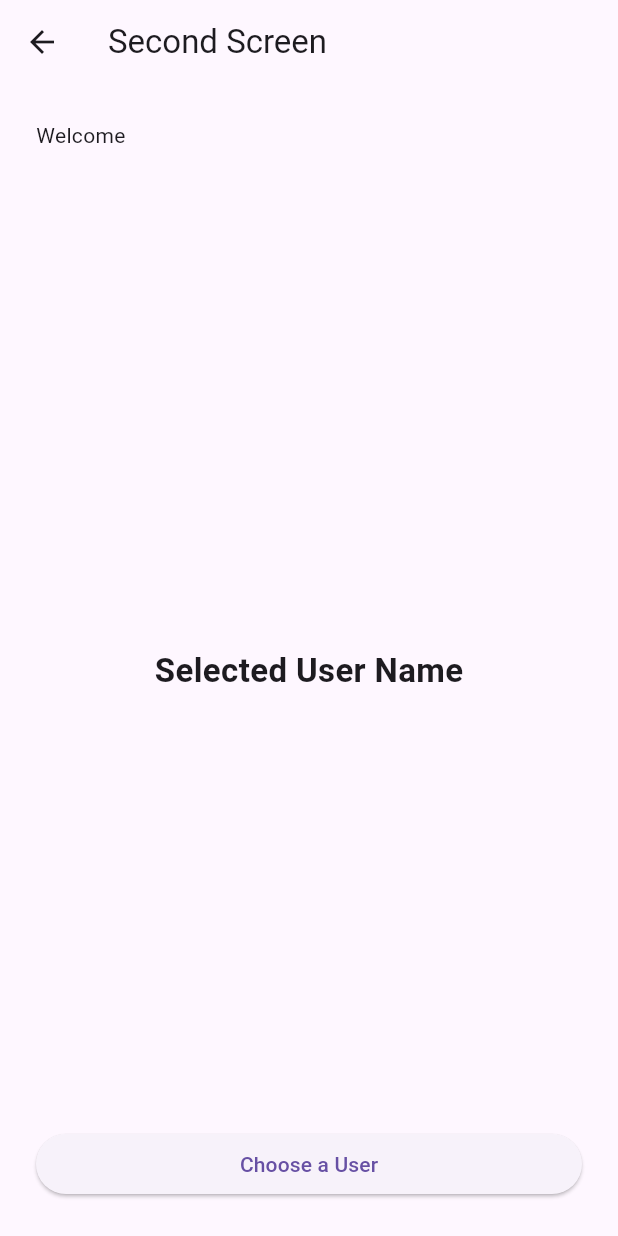
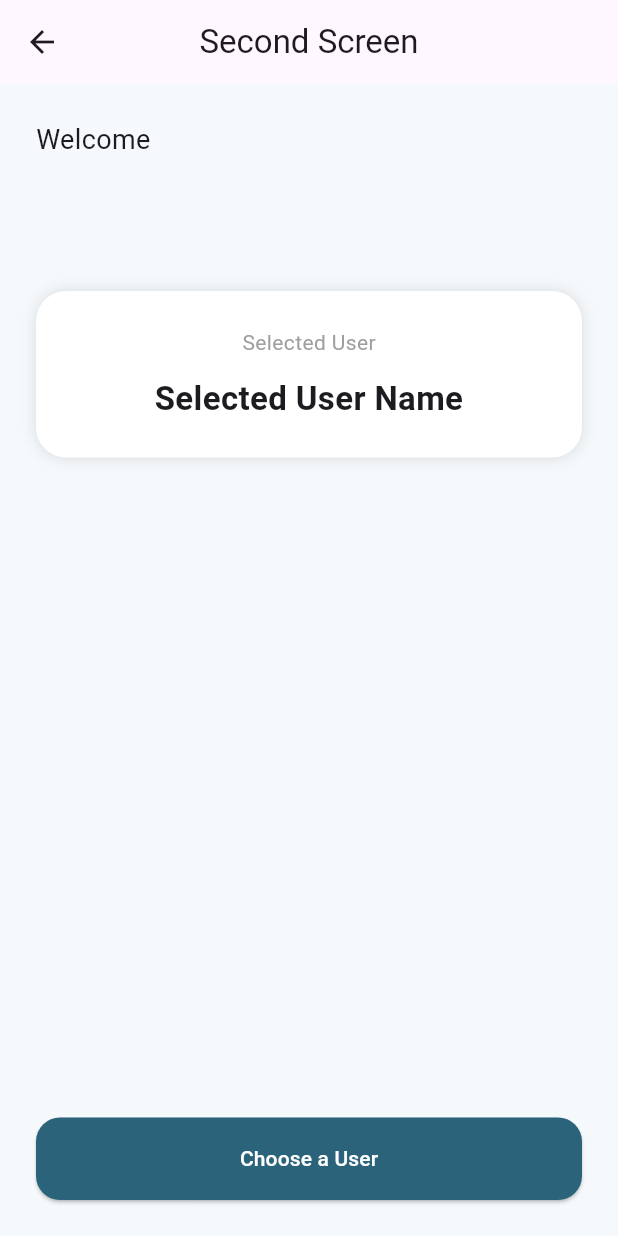
Before and after one commit to denden09/suitmedia_test, a Flutter app: the screen it shows after launch, after a tap on "NEXT", on a phone screen of 412 x 824 dp. Run offline on Flutter 3.47's test engine with Material 3 defaults, Android fonts, the phone set to English and light mode, and no system bars; network calls fail.

Commit message:
second screen design

```diff
--- a/lib/screens/second_screen.dart
+++ b/lib/screens/second_screen.dart
@@ -4,8 +4,7 @@ import 'package:provider/provider.dart';
 import '../providers/user_provider.dart';
 import 'third_screen.dart';
 
-class SecondScreen
-    extends StatelessWidget {
+class SecondScreen extends StatelessWidget {
   final String name;
 
   const SecondScreen({
@@ -14,47 +13,81 @@ class SecondScreen
   });
 
   @override
-  Widget build(
-      BuildContext context) {
+  Widget build(BuildContext context) {
     return Scaffold(
+      backgroundColor:
+          const Color(0xFFF5F9FC),
       appBar: AppBar(
         title:
             const Text("Second Screen"),
+        centerTitle: true,
       ),
-      body: Padding(
+      body: Consumer<UserProvider>(
+        builder: (context, provider, _) {
+          return Padding(
             padding:
                 const EdgeInsets.all(24),
-        child: Consumer<
-            UserProvider>(
-          builder: (
-            context,
-            provider,
-            child,
-          ) {
-            return Column(
+            child: Column(
               crossAxisAlignment:
                   CrossAxisAlignment
                       .start,
               children: [
                 const Text(
-                    "Welcome"),
-                const SizedBox(
-                    height: 8),
+                  "Welcome",
+                  style: TextStyle(
+                    fontSize: 18,
+                  ),
+                ),
+                const SizedBox(height: 8),
                 Text(
                   name,
                   style:
                       const TextStyle(
-                    fontSize: 24,
+                    fontSize: 28,
                     fontWeight:
-                        FontWeight
-                            .bold,
+                        FontWeight.bold,
                   ),
                 ),
-                const Spacer(),
-                Center(
-                  child: Text(
+                const SizedBox(height: 40),
+                Container(
+                  width:
+                      double.infinity,
+                  padding:
+                      const EdgeInsets
+                          .all(24),
+                  decoration:
+                      BoxDecoration(
+                    color: Colors.white,
+                    borderRadius:
+                        BorderRadius
+                            .circular(
+                                20),
+                    boxShadow: [
+                      BoxShadow(
+                        color: Colors
+                            .black12,
+                        blurRadius: 8,
+                      )
+                    ],
+                  ),
+                  child: Column(
+                    children: [
+                      const Text(
+                        "Selected User",
+                        style:
+                            TextStyle(
+                          color:
+                              Colors.grey,
+                        ),
+                      ),
+                      const SizedBox(
+                          height: 12),
+                      Text(
                         provider
                             .selectedUser,
+                        textAlign:
+                            TextAlign
+                                .center,
                         style:
                             const TextStyle(
                           fontSize: 22,
@@ -63,15 +96,30 @@ class SecondScreen
                                   .bold,
                         ),
                       ),
+                    ],
+                  ),
                 ),
                 const Spacer(),
                 SizedBox(
-                  width: double
-                      .infinity,
+                  width:
+                      double.infinity,
+                  height: 55,
                   child:
                       ElevatedButton(
-                    onPressed:
-                        () {
+                    style:
+                        ElevatedButton
+                            .styleFrom(
+                      backgroundColor:
+                          const Color(
+                              0xFF2B637B),
+                      shape:
+                          RoundedRectangleBorder(
+                        borderRadius:
+                            BorderRadius.circular(
+                                16),
+                      ),
+                    ),
+                    onPressed: () {
                       Navigator.push(
                         context,
                         MaterialPageRoute(
@@ -81,13 +129,19 @@ class SecondScreen
                       );
                     },
                     child: const Text(
-                        "Choose a User"),
+                      "Choose a User",
+                      style:
+                          TextStyle(
+                        color: Colors
+                            .white,
+                      ),
+                    ),
                   ),
                 )
               ],
+            ),
           );
         },
-        ),
       ),
     );
   }
```
Lines whose indentation alone changed are shown as unchanged.
